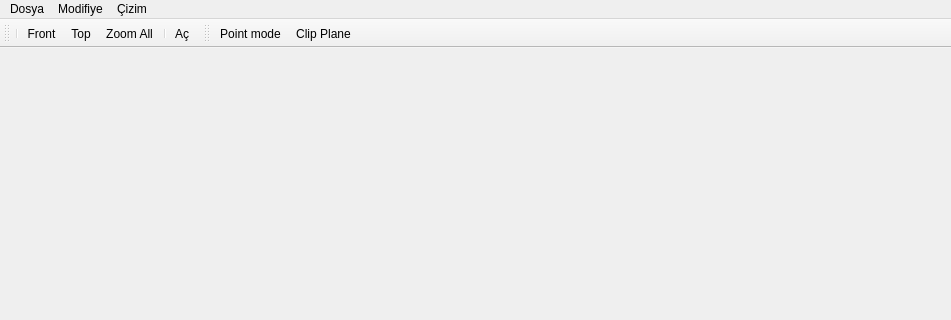
Before: the Qt Designer form mainwindow.ui in sbabadag/SAPDRAW, drawn with Qt 5; both pictures show x 0 to 951 and y 0 to 320 of the 951 by 594 pixel window.
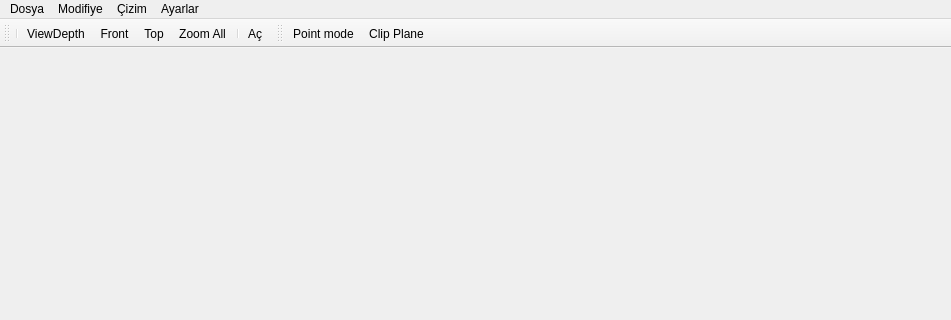
After: the same form once the commit is applied. Icons and pictures are not drawn.

The edit to the form file:
```diff
--- a/mainwindow.ui
+++ b/mainwindow.ui
@@ -20,7 +20,7 @@
      <x>0</x>
      <y>0</y>
      <width>951</width>
-     <height>20</height>
+     <height>22</height>
     </rect>
    </property>
    <widget class="QMenu" name="menuDraw">
@@ -44,9 +44,16 @@
     </property>
     <addaction name="actionIzgara"/>
    </widget>
+   <widget class="QMenu" name="menuAyarlar">
+    <property name="title">
+     <string>Ayarlar</string>
+    </property>
+    <addaction name="actionProfiller"/>
+   </widget>
    <addaction name="menuDraw"/>
    <addaction name="menuMofifiye"/>
    <addaction name="menu_izim"/>
+   <addaction name="menuAyarlar"/>
   </widget>
   <widget class="QToolBar" name="toolBar">
    <property name="windowTitle">
@@ -59,6 +66,7 @@
     <bool>false</bool>
    </attribute>
    <addaction name="separator"/>
+   <addaction name="actionViewDepth"/>
    <addaction name="actionFront"/>
    <addaction name="actionTop"/>
    <addaction name="actionZoom_All"/>
@@ -202,6 +210,24 @@
     <string>Izgara</string>
    </property>
   </action>
+  <action name="actionProfiller">
+   <property name="icon">
+    <iconset resource="resources.qrc">
+     <normaloff>:/rec/images/icons8-select-all-16.png</normaloff>:/rec/images/icons8-select-all-16.png</iconset>
+   </property>
+   <property name="text">
+    <string>Profiller</string>
+   </property>
+  </action>
+  <action name="actionViewDepth">
+   <property name="icon">
+    <iconset resource="resources.qrc">
+     <normaloff>:/rec/images/icons8-orthogonal-view-40.png</normaloff>:/rec/images/icons8-orthogonal-view-40.png</iconset>
+   </property>
+   <property name="text">
+    <string>ViewDepth</string>
+   </property>
+  </action>
  </widget>
  <layoutdefault spacing="6" margin="11"/>
  <resources>
```
